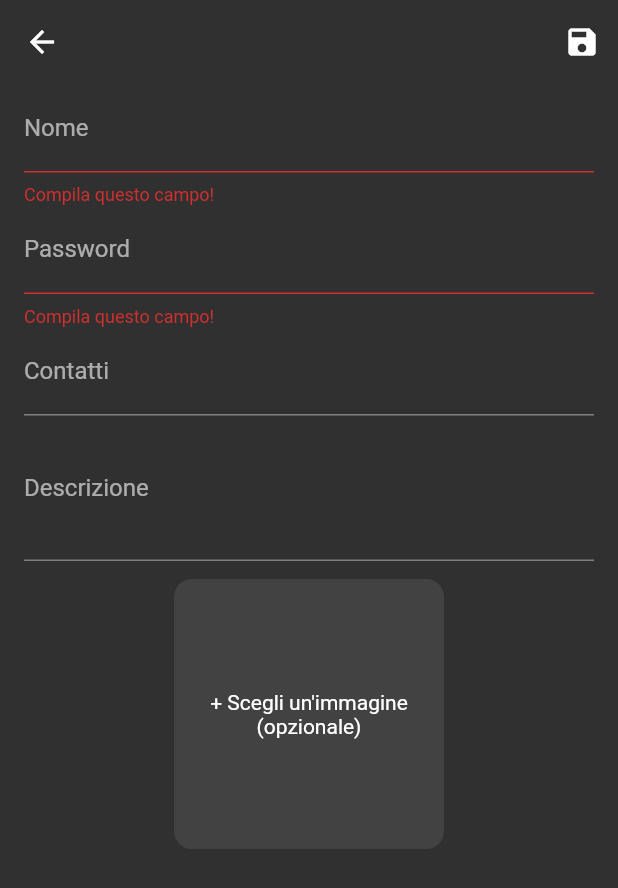
After one commit to ag6294/airsoft_tournament, a Flutter app: the TeamEditRoute screen opened by its route, after a tap on the "save" icon, on a phone screen of 412 x 824 dp. The commit adds this screen. Shown: the top 888 px of the screen. Run offline on Flutter 3.47's test engine with Material 2 defaults, Android fonts, the phone set to English and light mode, and no system bars; our stand-ins replace firebase_auth, firebase_core, firebase_storage, image_picker, modal_progress_hud, shared_preferences; accounts and stored records are empty; statements that could not run were skipped.

Commit message:
team page and team edit page

```diff
--- a/lib/models/team.dart
+++ b/lib/models/team.dart
@@ -6,12 +6,18 @@ class Team {
   final String name;
   final String password;
   final List<Player> players;
+  final String imageUrl;
+  final String contacts;
+  final String description;
 
   Team({
     @required this.id,
     @required this.name,
     @required this.players,
     @required this.password,
+    this.imageUrl,
+    this.contacts,
+    this.description,
   });
 
   Team.fromMap(String id, Map<String, dynamic> map)
@@ -19,8 +25,19 @@ class Team {
         this.name = map['name'],
         this.password = map['password'],
         this.players = map['players'] != null
-            ? List<Player>.from(map['players']
-                .map((key, value) => MapEntry(key, Player.fromMap(key, value)))
-                .values)
-            : [];
+            ? List<Player>.from(
+                (map['players']).map((e) => Player.fromMap(e['id'], e)))
+            : [],
+        this.imageUrl = map['imageUrl'],
+        this.contacts = map['contacts'],
+        this.description = map['description'];
+
+  Map<String, dynamic> get asMap => {
+        'id': id,
+        'name': name,
+        'players': players.map((player) => player.asMap).toList(),
+        'imageUrl': imageUrl,
+        'contacts': contacts,
+        'description': description,
+      };
 }
--- /dev/null
+++ b/lib/routes/team_edit_route.dart
@@ -0,0 +1,271 @@
+import 'dart:io';
+
+import 'package:airsoft_tournament/models/game.dart';
+import 'package:airsoft_tournament/models/team.dart';
+import 'package:airsoft_tournament/providers/games_provider.dart';
+import 'package:airsoft_tournament/providers/login_provider.dart';
+import 'package:airsoft_tournament/providers/team_provider.dart';
+import 'package:airsoft_tournament/routes/game_detail.dart';
+import 'package:flutter/cupertino.dart';
+import 'package:flutter/material.dart';
+import 'package:flutter/services.dart';
+import 'package:image_picker/image_picker.dart';
+import 'package:intl/intl.dart';
+import 'package:modal_progress_hud/modal_progress_hud.dart';
+import 'package:provider/provider.dart';
+import 'package:airsoft_tournament/constants/exceptions.dart' as exc;
+import 'package:airsoft_tournament/helpers/firebase_helper.dart' as fb;
+import 'package:url_launcher/url_launcher.dart';
+import 'package:airsoft_tournament/constants/style.dart';
+
+// ignore: must_be_immutable
+class TeamEditRoute extends StatefulWidget {
+  static const routeName = '/team/edit';
+
+  @override
+  _TeamEditRouteState createState() => _TeamEditRouteState();
+}
+
+class _TeamEditRouteState extends State<TeamEditRoute> {
+  var _isLoading = false;
+
+  final _formKey = GlobalKey<FormState>();
+
+  final TextEditingController _imageController = TextEditingController();
+
+  var team = Team(
+    password: '',
+    players: [],
+    id: '',
+    name: '',
+    imageUrl: '',
+    description: '',
+    contacts: '',
+  );
+  String oldImageUrl;
+
+  @override
+  void didChangeDependencies() {
+    super.didChangeDependencies();
+
+    team = ModalRoute.of(context).settings.arguments;
+    oldImageUrl = team.imageUrl;
+  }
+
+  @override
+  void dispose() {
+    super.dispose();
+    _imageController.dispose();
+  }
+
+  void _saveForm(BuildContext context) async {
+    if (_formKey.currentState.validate()) {
+      _formKey.currentState.save();
+
+      setState(() {
+        _isLoading = true;
+      });
+
+      try {
+        await Provider.of<TeamsProvider>(context, listen: false)
+            .editTeam(team, oldImageUrl);
+        await Provider.of<LoginProvider>(context, listen: false)
+            .getAndSetLoggedPlayerTeam();
+      } catch (e) {
+        setState(() {
+          _isLoading = false;
+          exc.showCustomErrorDialog(context, e.toString());
+        });
+        throw (e);
+      }
+
+      setState(() {
+        _isLoading = false;
+      });
+      Navigator.of(context).pop(team);
+    }
+  }
+
+  @override
+  Widget build(BuildContext context) {
+    return ModalProgressHUD(
+      inAsyncCall: _isLoading,
+      child: Scaffold(
+        appBar: AppBar(
+          actions: [
+            IconButton(
+                icon: Icon(Icons.save), onPressed: () => _saveForm(context))
+          ],
+        ),
+        body: Padding(
+          padding: const EdgeInsets.symmetric(horizontal: 16.0),
+          child: Form(
+            key: _formKey,
+            child: SingleChildScrollView(
+              child: Column(
+                // itemExtent: 100,
+                // reverse: true,
+                children: [
+                  TextFormField(
+                    decoration: InputDecoration(
+                      labelText: 'Nome',
+                      hintText: 'Inserisci il nome del team',
+                      hintStyle: kFormHint,
+                    ),
+                    initialValue: team.name,
+                    textInputAction: TextInputAction.next,
+                    onSaved: (value) {
+                      team = Team(
+                        name: value,
+                        password: team.password,
+                        players: team.players,
+                        id: team.id,
+                        contacts: team.contacts,
+                        description: team.description,
+                        imageUrl: team.imageUrl,
+                      );
+                    },
+                    validator: (value) => _validateText(value),
+                  ),
+                  TextFormField(
+                    decoration: InputDecoration(
+                      labelText: 'Password',
+                      hintText: 'Inserisci la password del team',
+                      hintStyle: kFormHint,
+                    ),
+                    initialValue: team.password,
+                    textInputAction: TextInputAction.next,
+                    onSaved: (value) {
+                      team = Team(
+                        name: team.name,
+                        password: value,
+                        players: team.players,
+                        id: team.id,
+                        contacts: team.contacts,
+                        description: team.description,
+                        imageUrl: team.imageUrl,
+                      );
+                    },
+                    validator: (value) => _validatePassword(value),
+                  ),
+                  TextFormField(
+                    decoration: InputDecoration(
+                      labelText: 'Contatti',
+                      hintText: 'Inserisci i contatti per il team (opzionale)',
+                      hintStyle: kFormHint,
+                    ),
+                    initialValue: team.contacts,
+                    textInputAction: TextInputAction.next,
+                    onSaved: (value) {
+                      team = Team(
+                        name: team.name,
+                        password: team.password,
+                        players: team.players,
+                        id: team.id,
+                        contacts: value,
+                        description: team.description,
+                        imageUrl: team.imageUrl,
+                      );
+                    },
+                  ),
+                  TextFormField(
+                    decoration: InputDecoration(
+                      labelText: 'Descrizione',
+                      hintText:
+                          'Inserisci una descrizione per il team (opzionale)',
+                      hintStyle: kFormHint,
+                    ),
+                    initialValue: team.description,
+                    maxLines: 3,
+                    onSaved: (value) {
+                      team = Team(
+                        name: team.name,
+                        password: team.password,
+                        players: team.players,
+                        id: team.id,
+                        contacts: team.contacts,
+                        description: value,
+                        imageUrl: team.imageUrl,
+                      );
+                    },
+                  ),
+                  GestureDetector(
+                    onTap: () async {
+                      FocusScope.of(context).unfocus();
+
+                      final picker = ImagePicker();
+                      final pickedImage =
+                          await picker.getImage(source: ImageSource.gallery);
+
+                      _imageController.text = pickedImage.path;
+
+                      team = Team(
+                        name: team.name,
+                        password: team.password,
+                        players: team.players,
+                        id: team.id,
+                        contacts: team.contacts,
+                        description: team.description,
+                        imageUrl: pickedImage.path,
+                      );
+
+                      setState(() {});
+                    },
+                    child: Padding(
+                      padding: const EdgeInsets.symmetric(
+                        vertical: 12.0,
+                        horizontal: 100,
+                      ),
+                      child: AspectRatio(
+                        aspectRatio: 1.0,
+                        child: Container(
+                          decoration: BoxDecoration(
+                              borderRadius: BorderRadius.all(
+                                Radius.circular(12),
+                              ),
+                              color: Theme.of(context).cardColor),
+                          child: team.imageUrl != '' && team.imageUrl != null
+                              ? ClipRRect(
+                                  borderRadius: BorderRadius.circular(12),
+                                  child: fb.FirebaseHelper.isNetworkImage(
+                                          team.imageUrl)
+                                      ? Image.network(team.imageUrl,
+                                          fit: BoxFit.cover)
+                                      : Image.file(
+                                          File(team.imageUrl),
+                                          fit: BoxFit.cover,
+                                        ),
+                                )
+                              : Center(
+                                  child: Text(
+                                  '+ Scegli un\'immagine (opzionale)',
+                                  textAlign: TextAlign.center,
+                                )),
+                        ),
+                      ),
+                    ),
+                  )
+                ],
+              ),
+            ),
+          ),
+        ),
+      ),
+    );
+  }
+
+  String _validateText(String value) {
+    if (value == null || value == '')
+      return 'Compila questo campo!';
+    else
+      return null;
+  }
+
+  String _validatePassword(String value) {
+    if (value == null || value == '') return 'Compila questo campo!';
+    if (value.length < 6)
+      return 'Inserisci una password da almeno 6 caratteri';
+    else
+      return null;
+  }
+}
--- a/lib/routes/team_login_route.dart
+++ b/lib/routes/team_login_route.dart
@@ -1,6 +1,7 @@
 import 'package:airsoft_tournament/constants/style.dart';
 import 'package:airsoft_tournament/models/team.dart';
 import 'package:airsoft_tournament/providers/login_provider.dart';
+import 'package:airsoft_tournament/providers/team_provider.dart';
 import 'package:airsoft_tournament/widgets/forms/form_fields.dart';
 import 'package:flutter/material.dart';
 import 'package:modal_progress_hud/modal_progress_hud.dart';
@@ -28,7 +29,7 @@ class _TeamLoginFormState extends State<TeamLoginForm> {
   @override
   Widget build(BuildContext context) {
     return FutureBuilder<List<Team>>(
-      future: Provider.of<LoginProvider>(context, listen: false).fetchTeams(),
+      future: Provider.of<TeamsProvider>(context, listen: false).fetchTeams(),
       builder: (context, snapshot) => snapshot.hasData
           ? _CustomForm(snapshot.data)
           : Center(
```
Also changed, not shown: lib/helpers/firebase_helper.dart (+44 -1 lines), lib/main.dart (+8 -1 lines), lib/providers/login_provider.dart (+15 -19 lines), lib/providers/team_provider.dart (added, +23 -0 lines), lib/routes/home_route.dart (+16 -11 lines), lib/routes/team_detail_route.dart (added, +161 -0 lines).
